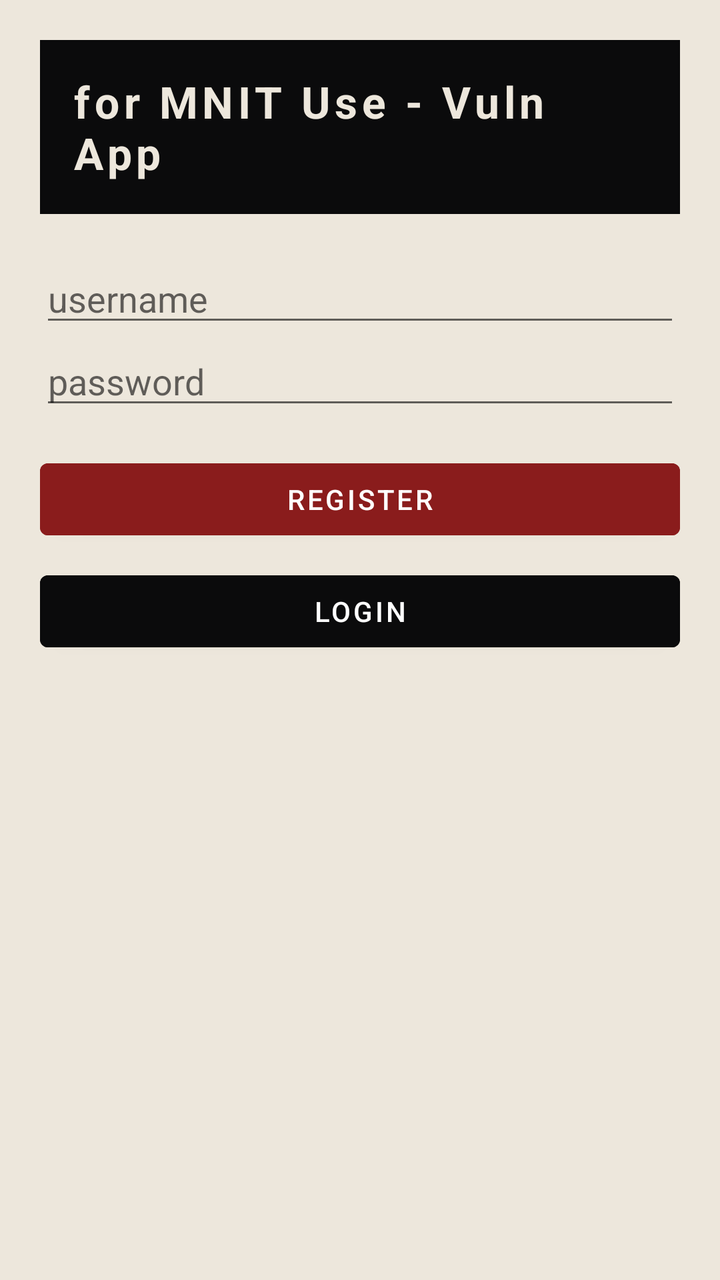
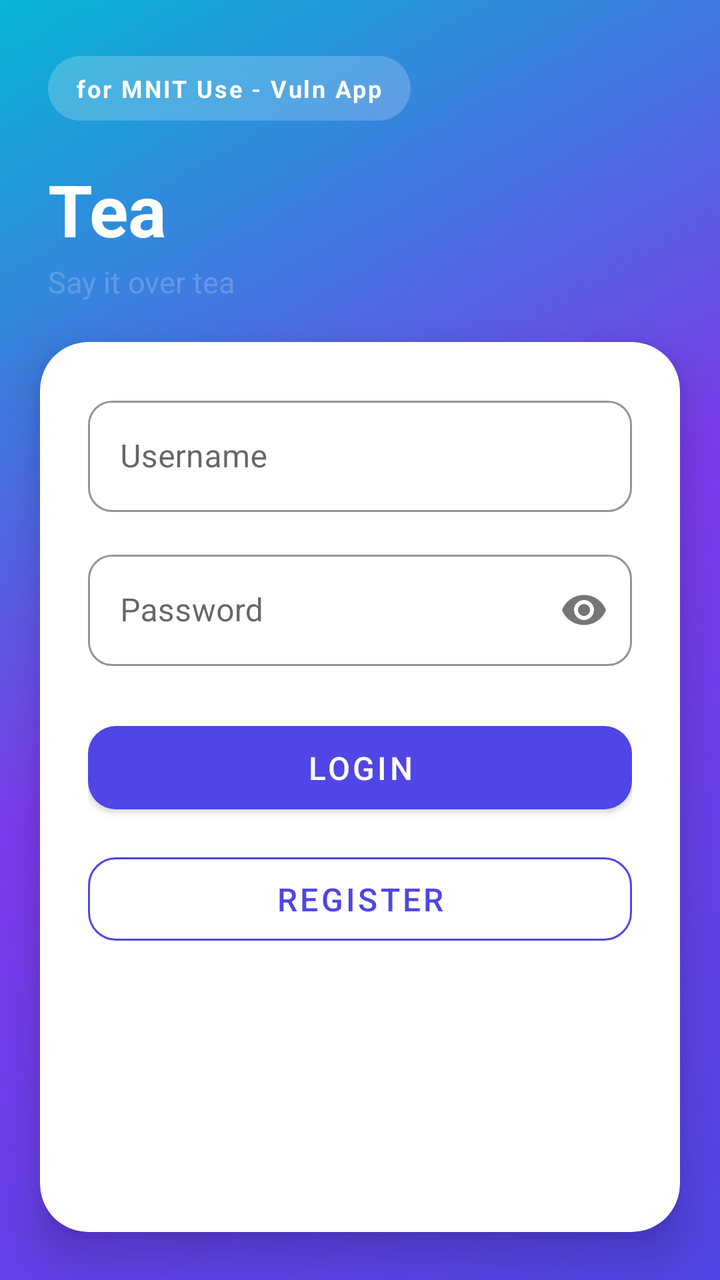

An Android layout rendered at two revisions. The XML below is the earlier revision; the diff shows what the commit changed to produce the second picture.
<!-- AndroidManifest.xml: application theme Theme.MnitVuln -->
<!-- res/layout/activity_auth.xml -->
<?xml version="1.0" encoding="utf-8"?>
<LinearLayout xmlns:android="http://schemas.android.com/apk/res/android"
    android:orientation="vertical" android:padding="20dp"
    android:background="@color/paper"
    android:layout_width="match_parent" android:layout_height="match_parent">
    <TextView android:text="@string/heading"
        android:background="@color/ink" android:textColor="@color/paper"
        android:textStyle="bold" android:textSize="22sp" android:padding="16dp"
        android:letterSpacing="0.1"
        android:layout_width="match_parent" android:layout_height="wrap_content"/>
    <EditText android:id="@+id/username" android:hint="username"
        android:layout_marginTop="20dp" android:autofillHints="username"
        android:inputType="text"
        android:layout_width="match_parent" android:layout_height="wrap_content"/>
    <EditText android:id="@+id/password" android:hint="password"
        android:inputType="textPassword" android:autofillHints="password"
        android:layout_width="match_parent" android:layout_height="wrap_content"/>
    <Button android:id="@+id/register" android:text="Register"
        android:backgroundTint="@color/oxblood" android:layout_marginTop="16dp"
        android:layout_width="match_parent" android:layout_height="wrap_content"/>
    <Button android:id="@+id/login" android:text="Login"
        android:backgroundTint="@color/ink" android:layout_marginTop="8dp"
        android:layout_width="match_parent" android:layout_height="wrap_content"/>
</LinearLayout>
<!-- resources referenced by this layout -->
<resources>
  <color name="ink">#0B0B0C</color>
  <color name="oxblood">#8A1C1C</color>
  <color name="paper">#EDE7DC</color>
  <string name="heading">for MNIT Use - Vuln App</string>
  <style name="Theme.MnitVuln" parent="Theme.MaterialComponents.Light.NoActionBar">
          <item name="android:colorBackground">@color/paper</item>
          <item name="colorPrimary">@color/ink</item>
          <item name="colorAccent">@color/oxblood</item>
      </style>
</resources>

<!-- the commit's change to res/layout/activity_auth.xml (unified diff, before → after) -->
@@ -1,24 +1,73 @@
 <?xml version="1.0" encoding="utf-8"?>
 <LinearLayout xmlns:android="http://schemas.android.com/apk/res/android"
-    android:orientation="vertical" android:padding="20dp"
-    android:background="@color/paper"
+    xmlns:app="http://schemas.android.com/apk/res-auto"
+    android:orientation="vertical"
+    android:background="@drawable/bg_gradient_screen"
     android:layout_width="match_parent" android:layout_height="match_parent">
+
     <TextView android:text="@string/heading"
-        android:background="@color/ink" android:textColor="@color/paper"
-        android:textStyle="bold" android:textSize="22sp" android:padding="16dp"
-        android:letterSpacing="0.1"
-        android:layout_width="match_parent" android:layout_height="wrap_content"/>
-    <EditText android:id="@+id/username" android:hint="username"
-        android:layout_marginTop="20dp" android:autofillHints="username"
-        android:inputType="text"
-        android:layout_width="match_parent" android:layout_height="wrap_content"/>
-    <EditText android:id="@+id/password" android:hint="password"
-        android:inputType="textPassword" android:autofillHints="password"
-        android:layout_width="match_parent" android:layout_height="wrap_content"/>
-    <Button android:id="@+id/register" android:text="Register"
-        android:backgroundTint="@color/oxblood" android:layout_marginTop="16dp"
-        android:layout_width="match_parent" android:layout_height="wrap_content"/>
-    <Button android:id="@+id/login" android:text="Login"
-        android:backgroundTint="@color/ink" android:layout_marginTop="8dp"
-        android:layout_width="match_parent" android:layout_height="wrap_content"/>
+        android:background="@drawable/bg_badge_pill" android:textColor="@color/surfaceWhite"
+        android:textStyle="bold" android:textSize="12sp" android:letterSpacing="0.08"
+        android:paddingHorizontal="14dp" android:paddingVertical="8dp"
+        android:layout_marginTop="28dp" android:layout_marginStart="24dp"
+        android:layout_width="wrap_content" android:layout_height="wrap_content"/>
+
+    <TextView android:text="@string/app_title"
+        android:textColor="@color/surfaceWhite" android:textStyle="bold" android:textSize="36sp"
+        android:layout_marginStart="24dp" android:layout_marginTop="20dp"
+        android:layout_width="wrap_content" android:layout_height="wrap_content"/>
+    <TextView android:text="@string/tagline"
+        android:textColor="@color/badgeOverlay" android:textSize="15sp"
+        android:layout_marginStart="24dp" android:layout_marginTop="2dp" android:layout_marginBottom="20dp"
+        android:layout_width="wrap_content" android:layout_height="wrap_content"/>
+
+    <com.google.android.material.card.MaterialCardView
+        android:layout_width="match_parent" android:layout_height="0dp" android:layout_weight="1"
+        android:layout_marginHorizontal="20dp" android:layout_marginBottom="24dp"
+        app:cardCornerRadius="24dp" app:cardElevation="12dp" app:cardBackgroundColor="@color/surfaceWhite">
+
+        <LinearLayout android:orientation="vertical" android:padding="24dp"
+            android:layout_width="match_parent" android:layout_height="wrap_content">
+
+            <com.google.android.material.textfield.TextInputLayout
+                style="@style/Widget.MaterialComponents.TextInputLayout.OutlinedBox"
+                app:boxCornerRadiusTopStart="12dp" app:boxCornerRadiusTopEnd="12dp"
+                app:boxCornerRadiusBottomStart="12dp" app:boxCornerRadiusBottomEnd="12dp"
+                app:boxStrokeColor="@color/gradientStart"
+                android:hint="@string/username_hint"
+                android:layout_width="match_parent" android:layout_height="wrap_content">
+                <com.google.android.material.textfield.TextInputEditText
+                    android:id="@+id/username" android:inputType="text" android:autofillHints="username"
+                    android:layout_width="match_parent" android:layout_height="wrap_content"/>
+            </com.google.android.material.textfield.TextInputLayout>
+
+            <com.google.android.material.textfield.TextInputLayout
+                style="@style/Widget.MaterialComponents.TextInputLayout.OutlinedBox"
+                app:boxCornerRadiusTopStart="12dp" app:boxCornerRadiusTopEnd="12dp"
+                app:boxCornerRadiusBottomStart="12dp" app:boxCornerRadiusBottomEnd="12dp"
+                app:boxStrokeColor="@color/gradientStart"
+                app:passwordToggleEnabled="true"
+                android:hint="@string/password_hint"
+                android:layout_marginTop="16dp"
+                android:layout_width="match_parent" android:layout_height="wrap_content">
+                <com.google.android.material.textfield.TextInputEditText
+                    android:id="@+id/password" android:inputType="textPassword" android:autofillHints="password"
+                    android:layout_width="match_parent" android:layout_height="wrap_content"/>
+            </com.google.android.material.textfield.TextInputLayout>
+
+            <com.google.android.material.button.MaterialButton
+                android:id="@+id/login" android:text="@string/login"
+                app:cornerRadius="14dp" app:backgroundTint="@color/gradientStart"
+                android:textSize="16sp" android:layout_marginTop="24dp" android:paddingVertical="10dp"
+                android:layout_width="match_parent" android:layout_height="wrap_content"/>
+
+            <com.google.android.material.button.MaterialButton
+                android:id="@+id/register" android:text="@string/register"
+                style="@style/Widget.MaterialComponents.Button.OutlinedButton"
+                app:cornerRadius="14dp" app:strokeColor="@color/gradientStart"
+                android:textColor="@color/gradientStart"
+                android:textSize="16sp" android:layout_marginTop="12dp" android:paddingVertical="10dp"
+                android:layout_width="match_parent" android:layout_height="wrap_content"/>
+        </LinearLayout>
+    </com.google.android.material.card.MaterialCardView>
 </LinearLayout>
<!-- resource entries referenced after the edit -->
@@ -1,13 +1,41 @@
 <!-- resources referenced by this layout -->
 <resources>
-  <color name="ink">#0B0B0C</color>
-  <color name="oxblood">#8A1C1C</color>
-  <color name="paper">#EDE7DC</color>
+  <color name="badgeOverlay">#33FFFFFF</color>
+  <color name="gradientStart">#4F46E5</color>
+  <color name="surfaceWhite">#FFFFFF</color>
+  <!-- drawable bg_badge_pill (drawable) -->
+  <?xml version="1.0" encoding="utf-8"?>
+  <shape xmlns:android="http://schemas.android.com/apk/res/android" android:shape="rectangle">
+      <solid android:color="@color/badgeOverlay"/>
+      <corners android:radius="24dp"/>
+  </shape>
+  <!-- drawable bg_gradient_screen (drawable) -->
+  <?xml version="1.0" encoding="utf-8"?>
+  <shape xmlns:android="http://schemas.android.com/apk/res/android" android:shape="rectangle">
+      <gradient android:angle="135"
+          android:startColor="@color/gradientStart"
+          android:centerColor="@color/gradientMid"
+          android:endColor="@color/gradientEnd"
+          android:type="linear"/>
+  </shape>
+  <string name="app_title">Tea</string>
   <string name="heading">for MNIT Use - Vuln App</string>
+  <string name="login">Login</string>
+  <string name="password_hint">Password</string>
+  <string name="register">Register</string>
+  <string name="tagline">Say it over tea</string>
+  <string name="username_hint">Username</string>
   <style name="Theme.MnitVuln" parent="Theme.MaterialComponents.Light.NoActionBar">
-          <item name="android:colorBackground">@color/paper</item>
-          <item name="colorPrimary">@color/ink</item>
-          <item name="colorAccent">@color/oxblood</item>
+          <item name="android:colorBackground">@color/surfaceMuted</item>
+          <item name="colorPrimary">@color/gradientStart</item>
+          <item name="colorPrimaryDark">@color/gradientStartDark</item>
+          <item name="colorAccent">@color/gradientEnd</item>
+          <item name="android:statusBarColor">@color/gradientStartDark</item>
+          <item name="android:windowLightStatusBar" tools:targetApi="m">false</item>
       </style>
+  <color name="gradientMid">#7C3AED</color>
+  <color name="gradientEnd">#06B6D4</color>
+  <color name="surfaceMuted">#F3F4F6</color>
+  <color name="gradientStartDark">#3730A3</color>
 </resources>
 
